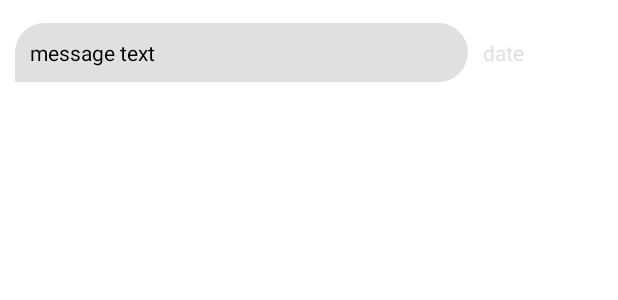
After one commit to EleneTs/MessangerApplication, an Android app: the layout receive_message.xml on its own in the app's theme, with its tools: preview values and no code run, on a phone screen of 412 x 824 dp. The commit adds this screen. Shown: the top 300 px of the screen. Run offline under Robolectric (Android 15) with nearby library versions, the phone set to English and light mode, and no system bars.

Commit message:
Chat message items

```diff
--- a/app/src/main/java/ge/etsiramua/messangerApp/main/MainActivity.kt
+++ b/app/src/main/java/ge/etsiramua/messangerApp/main/MainActivity.kt
@@ -91,6 +91,8 @@ class MainActivity : AppCompatActivity(), ChatOverviewAdapter.OnItemClickListene
 
         chatViewModel.sendMessage(senderId = id1, receiverId = user!!.uid, message = "Message text 3 min ago.", date = LocalDateTime.now().minusMinutes(3))
         chatViewModel.sendMessage(senderId = id2, receiverId = user!!.uid, message = "Message text 1 min ago.", date = LocalDateTime.now().minusMinutes(1))
+        chatViewModel.sendMessage(senderId = user!!.uid, receiverId = id2, message = "Message text now.", date = LocalDateTime.now())
+
 
         chatViewModel.getAllLastMessages(user!!.uid) { lastMessages ->
             if (lastMessages != null) {
--- /dev/null
+++ b/app/src/main/res/drawable/receiver_border.xml
@@ -0,0 +1,8 @@
+<?xml version="1.0" encoding="utf-8"?>
+<selector xmlns:android="http://schemas.android.com/apk/res/android">
+    <item>
+        <shape android:shape="rectangle">
+            <corners android:radius="35dp" android:bottomLeftRadius="0dp"/>
+        </shape>
+    </item>
+</selector>
--- a/app/src/main/res/layout/activity_chat.xml
+++ b/app/src/main/res/layout/activity_chat.xml
@@ -96,7 +96,7 @@
             app:layout_constraintTop_toBottomOf="@id/coordinator_layout">
 
             <androidx.recyclerview.widget.RecyclerView
-                android:id="@+id/lastConversations"
+                android:id="@+id/chat_conversations"
                 android:layout_width="match_parent"
                 android:layout_height="wrap_content"
                 app:layoutManager="androidx.recyclerview.widget.LinearLayoutManager" />
--- /dev/null
+++ b/app/src/main/res/layout/receive_message.xml
@@ -0,0 +1,39 @@
+<?xml version="1.0" encoding="utf-8"?>
+<androidx.constraintlayout.widget.ConstraintLayout xmlns:android="http://schemas.android.com/apk/res/android"
+    xmlns:app="http://schemas.android.com/apk/res-auto"
+    xmlns:tools="http://schemas.android.com/tools"
+    android:layout_width="match_parent"
+    android:layout_height="wrap_content"
+    android:layout_marginTop="15dp"
+    android:layout_marginBottom="15dp">
+
+    <TextView
+        android:id="@+id/chat_message"
+        android:layout_width="match_parent"
+        android:layout_height="wrap_content"
+        android:layout_marginStart="10dp"
+        android:layout_marginEnd="100dp"
+        android:backgroundTint="@color/gray"
+        android:background="@drawable/receiver_border"
+        android:textColor="@color/black"
+        app:layout_constraintBottom_toBottomOf="parent"
+        app:layout_constraintEnd_toEndOf="parent"
+        app:layout_constraintStart_toStartOf="parent"
+        app:layout_constraintTop_toTopOf="parent"
+        tools:text="message text"
+        android:textSize="14sp"
+        android:paddingHorizontal="10dp"
+        android:paddingVertical="10dp"/>
+
+    <TextView
+        android:id="@+id/chat_message_time"
+        android:layout_width="wrap_content"
+        android:layout_height="wrap_content"
+        app:layout_constraintStart_toEndOf="@id/chat_message"
+        app:layout_constraintTop_toTopOf="parent"
+        app:layout_constraintBottom_toBottomOf="parent"
+        android:layout_marginStart="10dp"
+        android:text="date"
+        android:textColor="@color/gray"/>
+
+</androidx.constraintlayout.widget.ConstraintLayout>
```
Also changed, not shown: app/src/main/java/ge/etsiramua/messangerApp/chat/ChatActivity.kt (+15 -3 lines), app/src/main/java/ge/etsiramua/messangerApp/chat/ChatMessagesAdapter.kt (added, +69 -0 lines), app/src/main/res/drawable/sender_border.xml (added, +8 -0 lines), app/src/main/res/layout/send_message.xml (added, +39 -0 lines).
